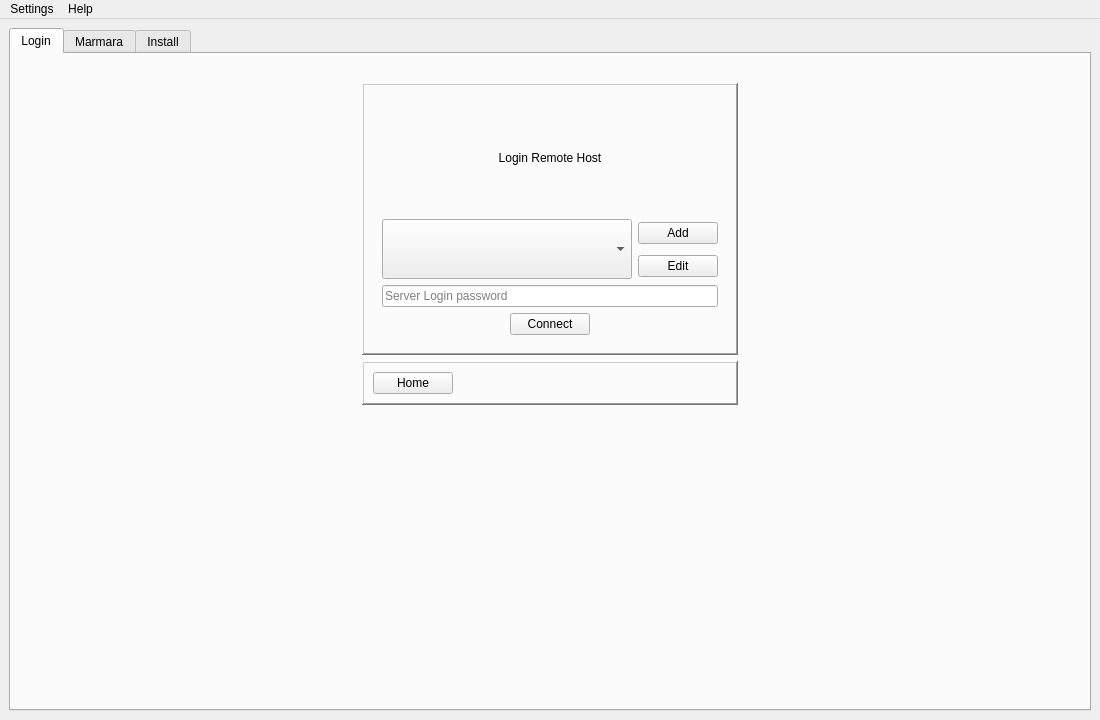
This is src/main/python/qtguidesign.ui in marmarachain/marmara-connector as Qt 5 draws it before an edit. The edited form follows.
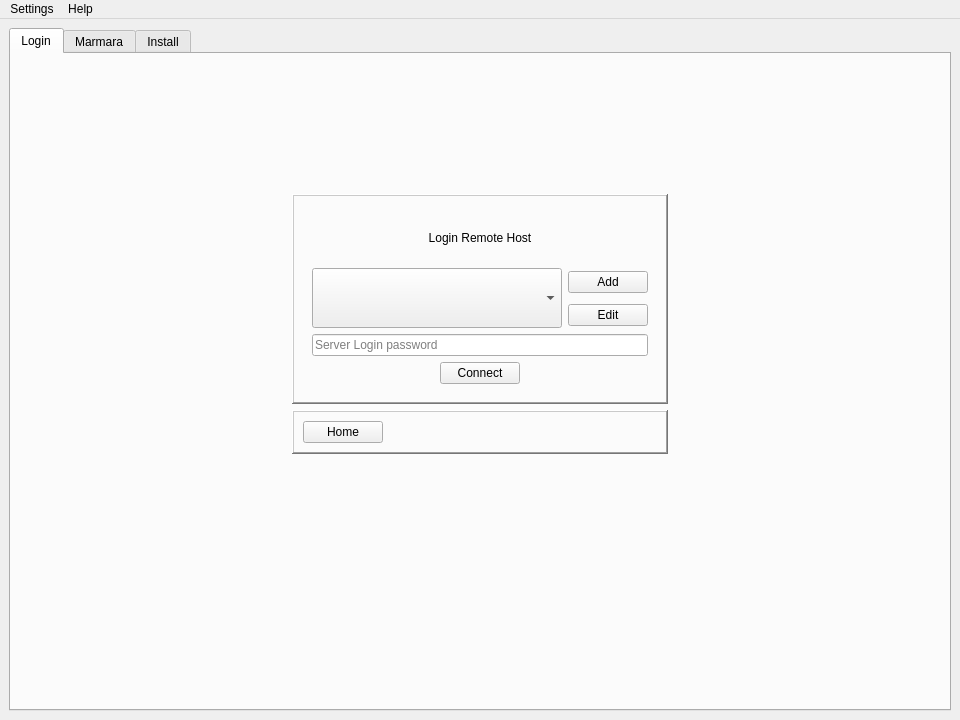
This is the edited form. The open tabs and pages were chosen to show the change. Icons and pictures are not drawn.

What changed in the file:
```diff
--- a/src/main/python/qtguidesign.ui
+++ b/src/main/python/qtguidesign.ui
@@ -9,7 +9,7 @@
    <rect>
     <x>0</x>
     <y>0</y>
-    <width>1100</width>
+    <width>960</width>
     <height>720</height>
    </rect>
   </property>
@@ -31,7 +31,7 @@
         <string>Login</string>
        </attribute>
        <layout class="QGridLayout" name="gridLayout_4">
-        <item row="2" column="1">
+        <item row="4" column="1">
          <widget class="QFrame" name="home_frame">
           <property name="frameShape">
            <enum>QFrame::WinPanel</enum>
@@ -70,7 +70,20 @@
           </layout>
          </widget>
         </item>
-        <item row="1" column="1">
+        <item row="0" column="1">
+         <spacer name="verticalSpacer">
+          <property name="orientation">
+           <enum>Qt::Vertical</enum>
+          </property>
+          <property name="sizeHint" stdset="0">
+           <size>
+            <width>20</width>
+            <height>40</height>
+           </size>
+          </property>
+         </spacer>
+        </item>
+        <item row="3" column="1">
          <widget class="QFrame" name="login_frame">
           <property name="acceptDrops">
            <bool>false</bool>
@@ -581,7 +594,7 @@
           </layout>
          </widget>
         </item>
-        <item row="3" column="1">
+        <item row="5" column="1">
          <widget class="QLabel" name="login_message_label">
           <property name="font">
            <font>
@@ -602,7 +615,20 @@
           </property>
          </widget>
         </item>
-        <item row="0" column="1">
+        <item row="8" column="1">
+         <spacer name="verticalSpacer_2">
+          <property name="orientation">
+           <enum>Qt::Vertical</enum>
+          </property>
+          <property name="sizeHint" stdset="0">
+           <size>
+            <width>20</width>
+            <height>40</height>
+           </size>
+          </property>
+         </spacer>
+        </item>
+        <item row="1" column="1">
          <widget class="QLabel" name="logo_label">
           <property name="text">
            <string/>
@@ -612,8 +638,8 @@
           </property>
          </widget>
         </item>
-        <item row="4" column="1">
-         <spacer name="verticalSpacer_2">
+        <item row="9" column="1">
+         <spacer name="verticalSpacer_49">
           <property name="orientation">
            <enum>Qt::Vertical</enum>
           </property>
@@ -625,7 +651,7 @@
           </property>
          </spacer>
         </item>
-        <item row="1" column="2">
+        <item row="3" column="2">
          <spacer name="horizontalSpacer_2">
           <property name="orientation">
            <enum>Qt::Horizontal</enum>
@@ -638,7 +664,33 @@
           </property>
          </spacer>
         </item>
-        <item row="1" column="0">
+        <item row="7" column="1">
+         <spacer name="verticalSpacer_50">
+          <property name="orientation">
+           <enum>Qt::Vertical</enum>
+          </property>
+          <property name="sizeHint" stdset="0">
+           <size>
+            <width>20</width>
+            <height>40</height>
+           </size>
+          </property>
+         </spacer>
+        </item>
+        <item row="6" column="1">
+         <spacer name="verticalSpacer_42">
+          <property name="orientation">
+           <enum>Qt::Vertical</enum>
+          </property>
+          <property name="sizeHint" stdset="0">
+           <size>
+            <width>20</width>
+            <height>40</height>
+           </size>
+          </property>
+         </spacer>
+        </item>
+        <item row="3" column="0">
          <spacer name="horizontalSpacer">
           <property name="orientation">
            <enum>Qt::Horizontal</enum>
@@ -651,6 +703,19 @@
           </property>
          </spacer>
         </item>
+        <item row="2" column="1">
+         <spacer name="verticalSpacer_51">
+          <property name="orientation">
+           <enum>Qt::Vertical</enum>
+          </property>
+          <property name="sizeHint" stdset="0">
+           <size>
+            <width>20</width>
+            <height>40</height>
+           </size>
+          </property>
+         </spacer>
+        </item>
        </layout>
       </widget>
       <widget class="QWidget" name="marmara_tab">
@@ -6299,7 +6364,7 @@
     <rect>
      <x>0</x>
      <y>0</y>
-     <width>1100</width>
+     <width>960</width>
      <height>22</height>
     </rect>
    </property>
```
Left out of the diff: 8 changed lines with no effect on the pictures.
